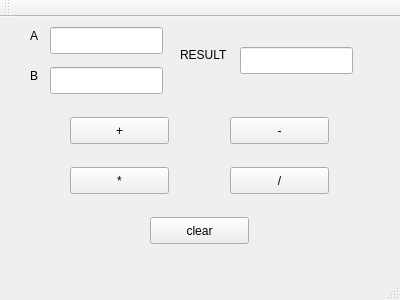
This is mainwindow.ui in zhangk430/Calc1 as Qt 5 draws it before an edit. The edited form follows.
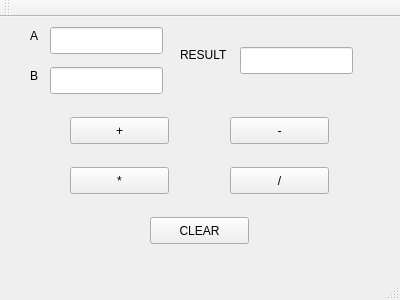
This is the edited form.

Commit message: Change clear button to CLEAR

What changed in the file:
```diff
--- a/mainwindow.ui
+++ b/mainwindow.ui
@@ -76,7 +76,7 @@
      </rect>
     </property>
     <property name="text">
-     <string>clear</string>
+     <string>CLEAR</string>
     </property>
    </widget>
    <widget class="QLineEdit" name="lineEdit">
```
